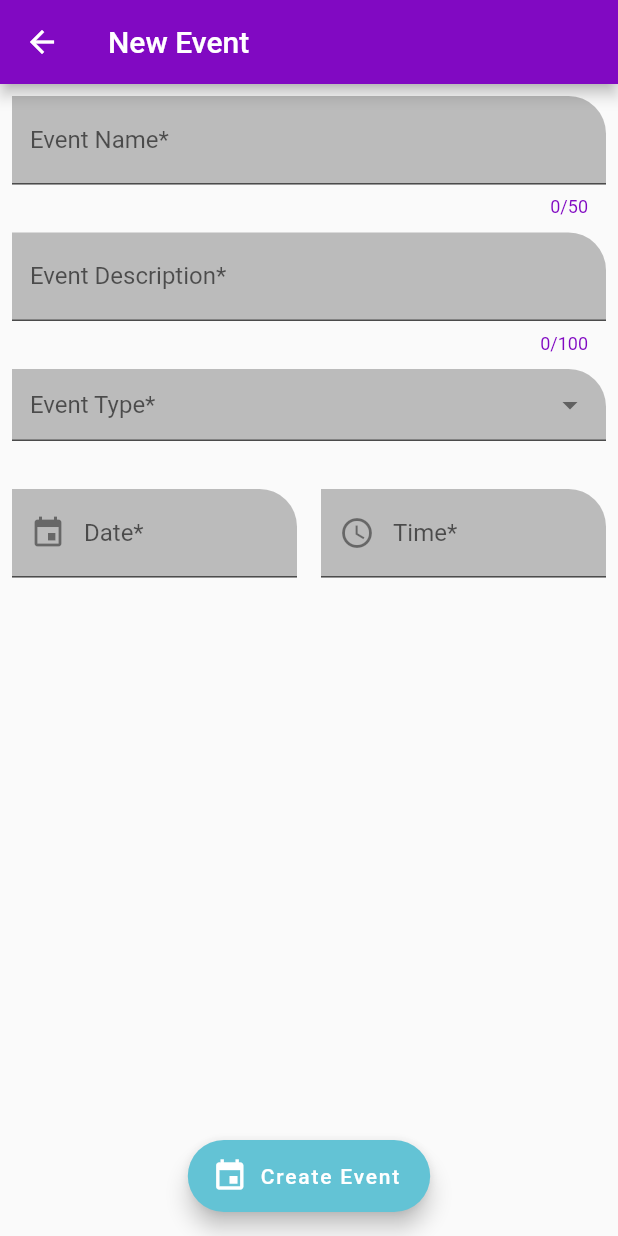
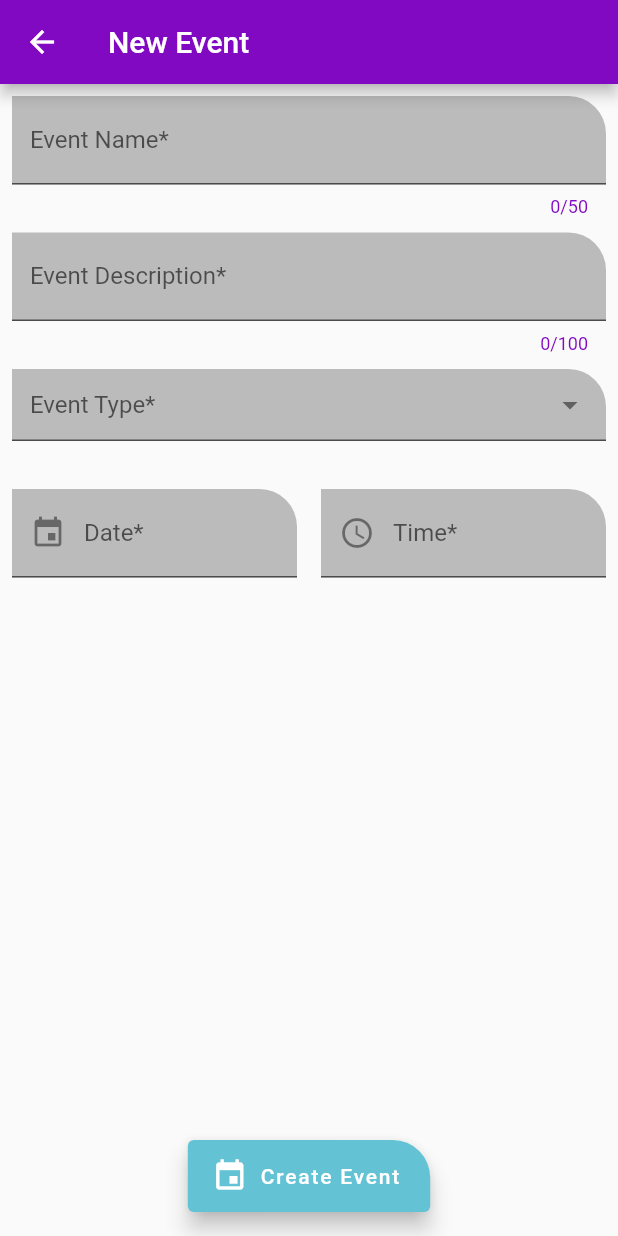
Before and after one commit to Randomguys-01/dormamu, a Flutter app: the screen it shows after launch, item 2 of the bottom bar chosen, after a tap on the "add" icon, on a phone screen of 412 x 824 dp. Run offline on Flutter 3.47's test engine with Material 2 defaults, Android fonts, the phone set to English and light mode, and no system bars.

Commit message:
Applied BedShape to extended FAB
Signed-off-by: Randomguy01 <ianhwhite2001@gmail.com>

```diff
--- a/lib/src/events/screens/new_event/widgets/create_event_fab.dart
+++ b/lib/src/events/screens/new_event/widgets/create_event_fab.dart
@@ -1,6 +1,7 @@
 import 'package:dormamu/src/events/models/event.dart';
 import 'package:dormamu/src/events/models/event_list_state.dart';
 import 'package:dormamu/src/events/screens/new_event/models/new_event_form_state.dart';
+import 'package:dormamu/src/utils/decoration/bed_shape.dart';
 import 'package:flutter/material.dart';
 import 'package:provider/provider.dart';
 
@@ -24,6 +25,7 @@ class CreateEventFAB extends StatelessWidget {
     return FloatingActionButton.extended(
       label: const Text('Create Event'),
       icon: const Icon(Icons.event),
+      shape: BedShape(),
       onPressed: () => _createEvent(context),
     );
   }
```
